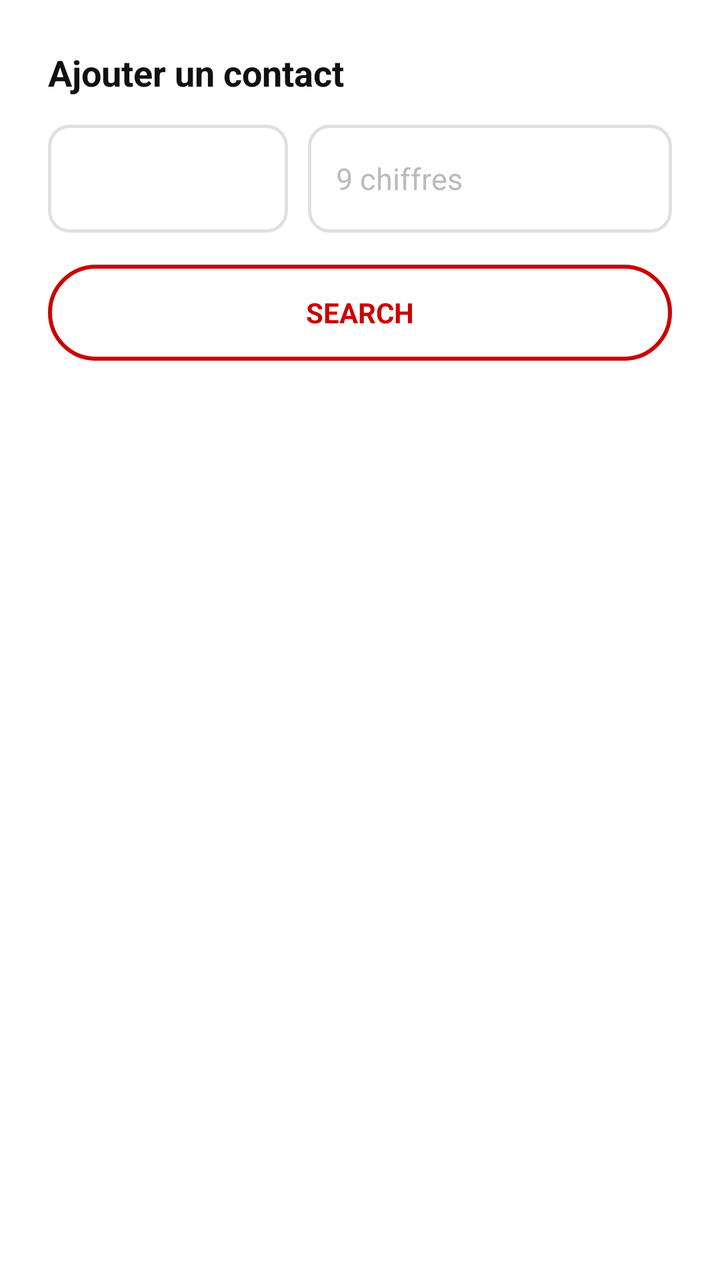
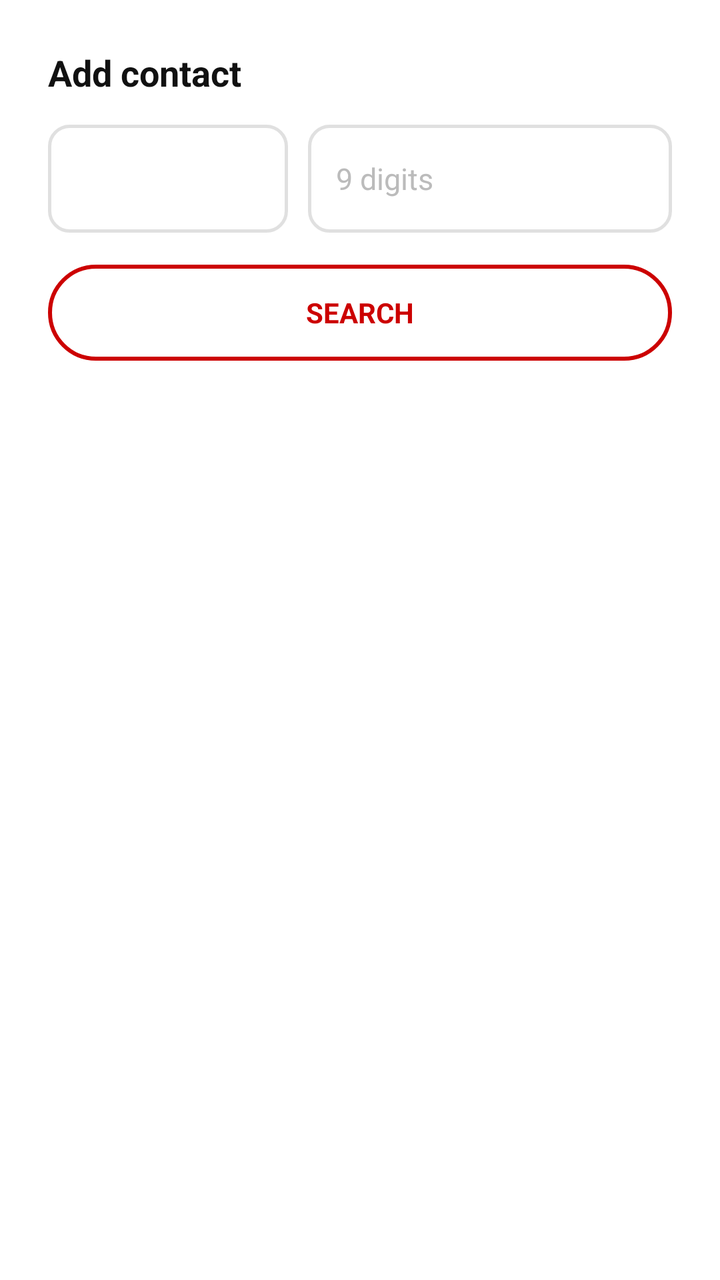

An Android layout rendered at two revisions. The XML below is the earlier revision; the diff shows what the commit changed to produce the second picture.
<!-- AndroidManifest.xml: application theme Theme.AppCompat.Light.NoActionBar -->
<!-- res/layout/dialog_add_contact.xml -->
<?xml version="1.0" encoding="utf-8"?>
<LinearLayout xmlns:android="http://schemas.android.com/apk/res/android"
    android:layout_width="match_parent"
    android:layout_height="wrap_content"
    android:orientation="vertical"
    android:padding="24dp"
    android:background="#FFFFFF">

    <TextView
        android:layout_width="wrap_content"
        android:layout_height="wrap_content"
        android:text="Ajouter un contact"
        android:textColor="#111111"
        android:textSize="18sp"
        android:textStyle="bold"
        android:layout_marginBottom="14dp" />

    <LinearLayout
        android:layout_width="match_parent"
        android:layout_height="54dp"
        android:orientation="horizontal">

        <LinearLayout
            android:layout_width="120dp"
            android:layout_height="54dp"
            android:orientation="horizontal"
            android:background="@drawable/input_field_bg"
            android:gravity="center"
            android:paddingStart="10dp"
            android:paddingEnd="4dp"
            android:layout_marginEnd="10dp">

            <Spinner
                android:id="@+id/spinnerCountryCode"
                android:layout_width="wrap_content"
                android:layout_height="match_parent"
                android:background="@android:color/transparent"
                android:spinnerMode="dropdown" />
        </LinearLayout>

        <LinearLayout
            android:layout_width="0dp"
            android:layout_height="54dp"
            android:layout_weight="1"
            android:orientation="horizontal"
            android:background="@drawable/input_field_bg"
            android:gravity="center"
            android:paddingHorizontal="14dp">

            <EditText
                android:id="@+id/etPhoneNumber"
                android:layout_width="0dp"
                android:layout_height="match_parent"
                android:layout_weight="1"
                android:background="@android:color/transparent"
                android:hint="9 chiffres"
                android:inputType="number"
                android:maxLength="9"
                android:textSize="15sp"
                android:textColor="#222222"
                android:textColorHint="#BBBBBB"
                android:maxLines="1" />
        </LinearLayout>
    </LinearLayout>

    <LinearLayout
        android:layout_width="match_parent"
        android:layout_height="wrap_content"
        android:orientation="horizontal"
        android:layout_marginTop="16dp">

        <TextView
            android:id="@+id/btnSearchContact"
            android:layout_width="0dp"
            android:layout_height="48dp"
            android:layout_weight="1"
            android:text="SEARCH"
            android:textSize="14sp"
            android:textStyle="bold"
            android:textColor="#CC0000"
            android:gravity="center"
            android:background="@drawable/btn_outline_red" />
    </LinearLayout>

    <LinearLayout
        android:id="@+id/contactSearchResult"
        android:layout_width="match_parent"
        android:layout_height="wrap_content"
        android:orientation="vertical"
        android:layout_marginTop="14dp"
        android:visibility="gone">

        <TextView
            android:id="@+id/tvResultFullName"
            android:layout_width="wrap_content"
            android:layout_height="wrap_content"
            android:textColor="#111111"
            android:textSize="16sp"
            android:textStyle="bold"
            android:text="Nom" />

        <TextView
            android:id="@+id/tvResultPhone"
            android:layout_width="wrap_content"
            android:layout_height="wrap_content"
            android:textColor="#999999"
            android:textSize="13sp"
            android:layout_marginTop="4dp"
            android:text="Téléphone" />

        <TextView
            android:id="@+id/btnSendAmitier"
            android:layout_width="match_parent"
            android:layout_height="50dp"
            android:layout_marginTop="18dp"
            android:text="ENVOYER DEMANDE"
            android:textSize="14sp"
            android:textStyle="bold"
            android:textColor="#FFFFFF"
            android:gravity="center"
            android:background="@drawable/btn_red_rounded" />
    </LinearLayout>

    <TextView
        android:id="@+id/tvNoUser"
        android:layout_width="match_parent"
        android:layout_height="wrap_content"
        android:layout_marginTop="14dp"
        android:text="Aucun utilisateur avec ce numero"
        android:textColor="#999999"
        android:textSize="14sp"
        android:gravity="center"
        android:visibility="gone" />
</LinearLayout>
<!-- resources referenced by this layout -->
<resources>
  <!-- drawable btn_outline_red (drawable) -->
  <shape xmlns:android="http://schemas.android.com/apk/res/android"
      android:shape="rectangle">
      <solid android:color="#FFFFFF" />
      <stroke android:width="2dp" android:color="#CC0000" />
      <corners android:radius="25dp" />
  </shape>
  <!-- drawable btn_red_rounded (drawable) -->
  <shape xmlns:android="http://schemas.android.com/apk/res/android"
      android:shape="rectangle">
      <solid android:color="#CC0000" />
      <corners android:radius="25dp" />
  </shape>
  <!-- drawable input_field_bg (drawable) -->
  <shape xmlns:android="http://schemas.android.com/apk/res/android"
      android:shape="rectangle">
      <solid android:color="#FFFFFF" />
      <stroke android:width="1.5dp" android:color="#E0E0E0" />
      <corners android:radius="10dp" />
  </shape>
</resources>

<!-- the commit's change to res/layout/dialog_add_contact.xml (unified diff, before → after) -->
@@ -9,7 +9,7 @@
     <TextView
         android:layout_width="wrap_content"
         android:layout_height="wrap_content"
-        android:text="Ajouter un contact"
+        android:text="@string/add_contact_title"
         android:textColor="#111111"
         android:textSize="18sp"
         android:textStyle="bold"
@@ -53,7 +53,7 @@
                 android:layout_height="match_parent"
                 android:layout_weight="1"
                 android:background="@android:color/transparent"
-                android:hint="9 chiffres"
+                android:hint="@string/signup_hint_digits_9"
                 android:inputType="number"
                 android:maxLength="9"
                 android:textSize="15sp"
@@ -74,7 +74,7 @@
             android:layout_width="0dp"
             android:layout_height="48dp"
             android:layout_weight="1"
-            android:text="SEARCH"
+            android:text="@string/add_contact_search"
             android:textSize="14sp"
             android:textStyle="bold"
             android:textColor="#CC0000"
@@ -97,7 +97,7 @@
             android:textColor="#111111"
             android:textSize="16sp"
             android:textStyle="bold"
-            android:text="Nom" />
+            android:text="@string/add_contact_name" />
 
         <TextView
             android:id="@+id/tvResultPhone"
@@ -106,14 +106,14 @@
             android:textColor="#999999"
             android:textSize="13sp"
             android:layout_marginTop="4dp"
-            android:text="Téléphone" />
+            android:text="@string/add_contact_phone" />
 
         <TextView
             android:id="@+id/btnSendAmitier"
             android:layout_width="match_parent"
             android:layout_height="50dp"
             android:layout_marginTop="18dp"
-            android:text="ENVOYER DEMANDE"
+            android:text="@string/add_contact_send_request"
             android:textSize="14sp"
             android:textStyle="bold"
             android:textColor="#FFFFFF"
@@ -126,7 +126,7 @@
         android:layout_width="match_parent"
         android:layout_height="wrap_content"
         android:layout_marginTop="14dp"
-        android:text="Aucun utilisateur avec ce numero"
+        android:text="@string/add_contact_not_found"
         android:textColor="#999999"
         android:textSize="14sp"
         android:gravity="center"
<!-- resource entries referenced after the edit -->
@@ -20,5 +20,12 @@
       <stroke android:width="1.5dp" android:color="#E0E0E0" />
       <corners android:radius="10dp" />
   </shape>
+  <string name="add_contact_name">Name</string>
+  <string name="add_contact_not_found">No user with this phone number</string>
+  <string name="add_contact_phone">Phone</string>
+  <string name="add_contact_search">SEARCH</string>
+  <string name="add_contact_send_request">SEND REQUEST</string>
+  <string name="add_contact_title">Add contact</string>
+  <string name="signup_hint_digits_9">9 digits</string>
 </resources>
 
